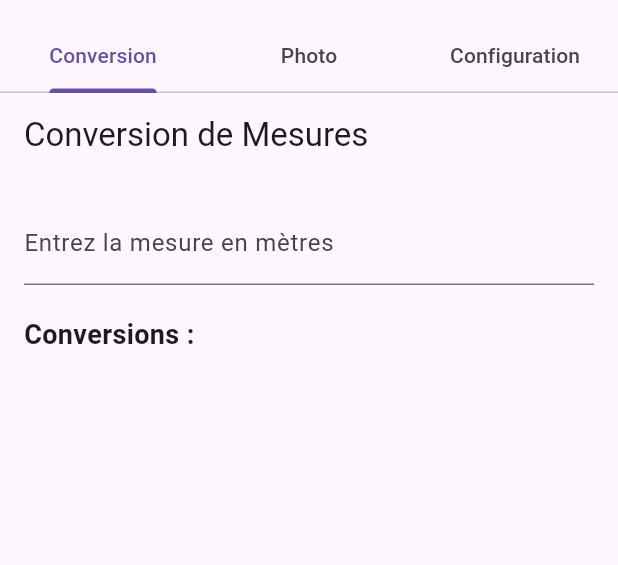
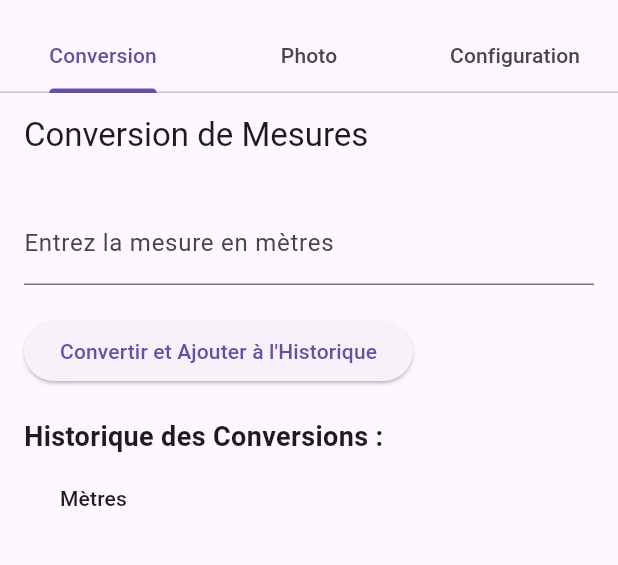
Before and after one commit to ontologiae/metridiology, a Flutter app: the screen it shows after launch, on a phone screen of 412 x 824 dp, the part 63-628 px from its top. Run offline on Flutter 3.47's test engine with Material 3 defaults, Android fonts, the phone set to English and light mode, and no system bars; our stand-ins replace geolocator, image_picker, shared_preferences.

Commit message:
Modif de l'interface avec un bouton pour ajouter à l'historique. TODO : enregistrer l'historique, proposer un bouton supprimer, enregistrer la mesure effectuée sur l'onglet photo

```diff
--- a/lib/conversion_tab.dart
+++ b/lib/conversion_tab.dart
@@ -93,16 +93,21 @@ class ConversionTabState extends State<ConversionTab>/* with AutomaticKeepAliveC
               decoration: InputDecoration(labelText: 'Entrez la mesure en mètres'),
               keyboardType: TextInputType.number,
               onChanged: (value) {
-                setState(() {
                 meterValue = double.tryParse(value) ?? 0.0;
-                });
-		_saveMeterValue(value);
-		_updateConversionHistory();
               },
             ),
             SizedBox(height: 20),
+            ElevatedButton(
+              onPressed: () {
+                setState(() {
+                  _updateConversionHistory();
+                });
+              },
+              child: Text('Convertir et Ajouter à l\'Historique'),
+            ),
+            SizedBox(height: 20),
             Text(
-              'Conversions :',
+              'Historique des Conversions :',
               style: TextStyle(fontSize: 18, fontWeight: FontWeight.bold),
             ),
             Expanded(
@@ -111,38 +116,40 @@ class ConversionTabState extends State<ConversionTab>/* with AutomaticKeepAliveC
                 child: SingleChildScrollView(
                   scrollDirection: Axis.horizontal,
                   child: DataTable(
-                    columns: conversionUnits.keys
+                    columns: [
+                      DataColumn(label: Text('Mètres')),
+                      ...conversionUnits.keys
                           .map((unit) => DataColumn(label: Text(unit)))
                           .toList(),
+                    ],
                     rows: conversionHistory.map((conversion) {
                       return DataRow(
-                        cells: conversionUnits.keys.map((unit) {
+                        cells: [
+                          DataCell(Text(conversion['Mètres']?.toStringAsFixed(2) ?? '')),
+                          ...conversionUnits.keys.map((unit) {
                             return DataCell(Text(conversion[unit]?.toStringAsFixed(2) ?? ''));
                           }).toList(),
+                        ],
                       );
                     }).toList(),
                   ),
                 ),
               ),
             ),
-
-
-
           ],
         ),
       ),
     );
   }
 
-
-
   void _updateConversionHistory() {
     if (meterValue > 0.0) {
-      conversionHistory.add(
-        conversionUnits.map((unit, factor) => MapEntry(unit, meterValue * factor)),
-      );
+      Map<String, double> conversion = {'Mètres': meterValue};
+      conversion.addAll(conversionUnits.map((unit, factor) => MapEntry(unit, meterValue * factor)));
+      conversionHistory.add(conversion);
     }
   }
+
 
  // @override
  // bool get wantKeepAlive => true; // Indique que vous voulez conserver l'état
```
Lines whose indentation alone changed are shown as unchanged.
